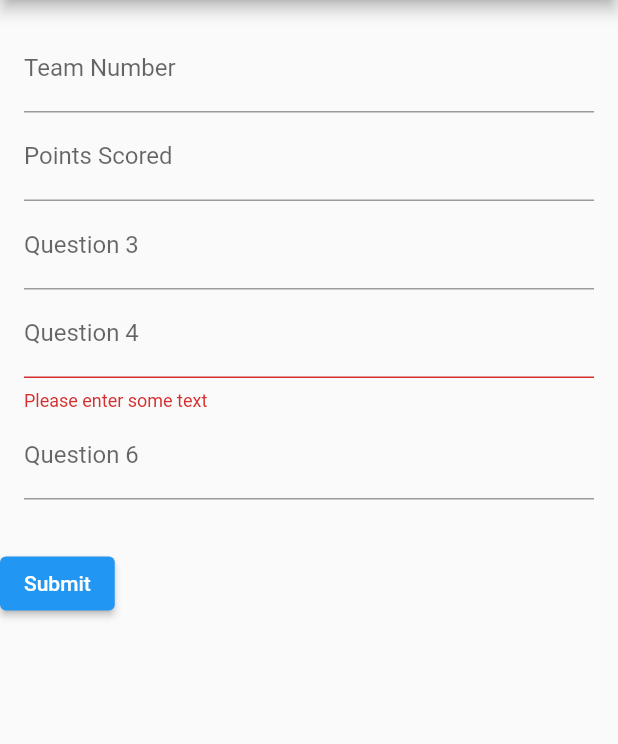
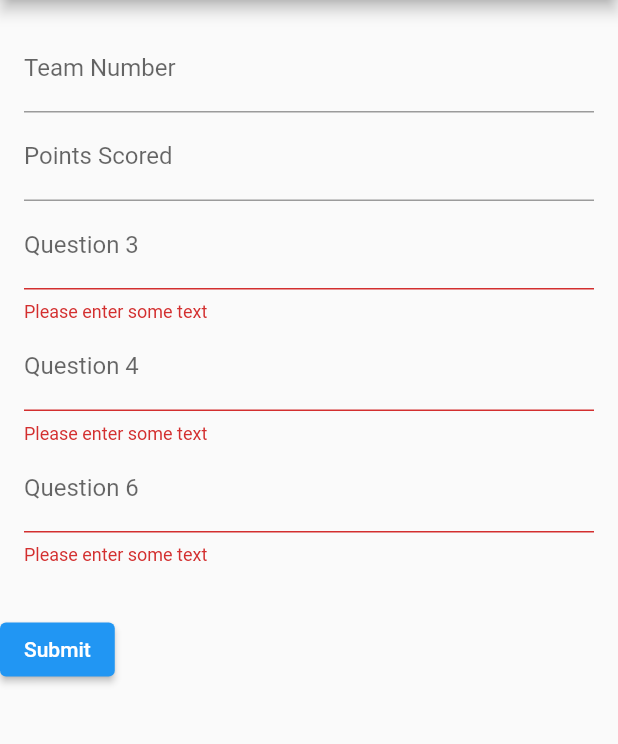
Before and after one commit to JooshO/scouting-app, a Flutter app: the screen it shows after launch, after a tap on "Submit", on a phone screen of 412 x 824 dp, the part 84-828 px from its top. Run offline on Flutter 3.47's test engine with Material 2 defaults, Android fonts, the phone set to English and light mode, and no system bars; our stand-ins replace sqflite; accounts and stored records are empty.

```diff
--- a/lib/main.dart
+++ b/lib/main.dart
@@ -23,7 +23,7 @@ class MyApp extends StatelessWidget {
   @override
   Widget build(BuildContext context) {
     return MaterialApp(
-      title: 'Flutter Demo',
+      title: 'Scouting App',
       theme: ThemeData(
         // This is the theme of your application.
         //
@@ -36,7 +36,7 @@ class MyApp extends StatelessWidget {
         // is not restarted.
         primarySwatch: Colors.blue,
       ),
-      home: const MyHomePage(title: 'Flutter Demo Home Page'),
+      home: const MyHomePage(title: 'Scouting Home Page'),
     );
   }
 }
@@ -60,6 +60,13 @@ class MyHomePage extends StatefulWidget {
 }
 
 class _MyHomePageState extends State<MyHomePage> {
+  static const List<Question> _questions = [
+    Question(type: QuestionType.kNumber, label: "Team Number", options: []),
+    Question(type: QuestionType.kNumber, label: "Points Scored", options: []),
+    Question(type: QuestionType.kString, label: "Question 3", options: []),
+    Question(type: QuestionType.kString, label: "Question 4", options: []),
+    Question(type: QuestionType.kString, label: "Question 6", options: []),
+  ];
 
 
   @override
@@ -75,14 +82,17 @@ class _MyHomePageState extends State<MyHomePage> {
         title: const Text('Scouting App'),
       ),
       body: const Center(
-        child: QuestionForm(),
+        child: QuestionForm(questions: _questions, tableName: "answers"),
       ),
     );
   }
 }
 
 class QuestionForm extends StatefulWidget {
-  const QuestionForm({Key? key}) : super(key: key);
+  final List<Question> questions;
+  final String tableName;
+
+  const QuestionForm({Key? key, required this.questions, required this.tableName}) : super(key: key);
 
   @override
   State<QuestionForm> createState() => _QuestionFormState();
@@ -95,13 +105,6 @@ class _QuestionFormState extends State<QuestionForm> {
   // Note: This is a GlobalKey<FormState>,
   // not a GlobalKey<MyCustomFormState>.
   final _formKey = GlobalKey<FormState>();
-  final List<Question> _questions = [
-    const Question(type: QuestionType.kNumber, label: "Team Number", options: []),
-    const Question(type: QuestionType.kNumber, label: "Points Scored", options: []),
-    const Question(type: QuestionType.kNumber, label: "Question 3", options: []),
-    const Question(type: QuestionType.kString, label: "Question 4", options: []),
-    const Question(type: QuestionType.kNumber, label: "Question 6", options: []),
-  ];
 
   final Map<String, dynamic> _answers = {};
 
@@ -156,10 +159,10 @@ class _QuestionFormState extends State<QuestionForm> {
         children: [
           ListView.builder(
             shrinkWrap: true,
-            itemCount: _questions.length,
+            itemCount: widget.questions.length,
               padding: const EdgeInsets.all(16.0),
               itemBuilder: (context, i) {
-                return question(_questions[i], _answers);
+                return question(widget.questions[i], _answers);
               }
               ),
           Padding(
@@ -168,9 +171,9 @@ class _QuestionFormState extends State<QuestionForm> {
               onPressed: () {
                 // Validate returns true if the form is valid, or false otherwise.
                 if (_formKey.currentState!.validate()) {
-                  SQLHelper.insertData(_questions, _answers);
+                  SQLHelper.insertData(widget.questions, _answers, widget.tableName);
                   if (kDebugMode) {
-                    print(_answers["\"" + _questions[0].label + "\"" ]);
+                    print(_answers["\"" + widget.questions[0].label + "\"" ]);
                   }
                 }
               },
```
Also changed, not shown: lib/sql_helper.dart (+9 -9 lines).
